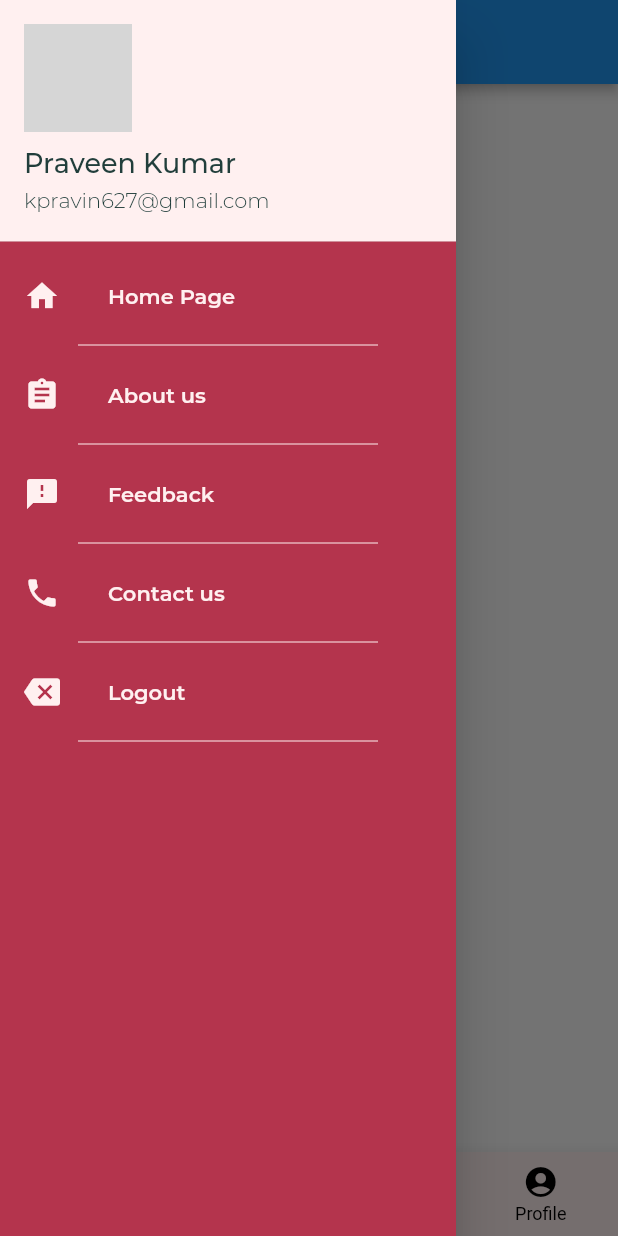
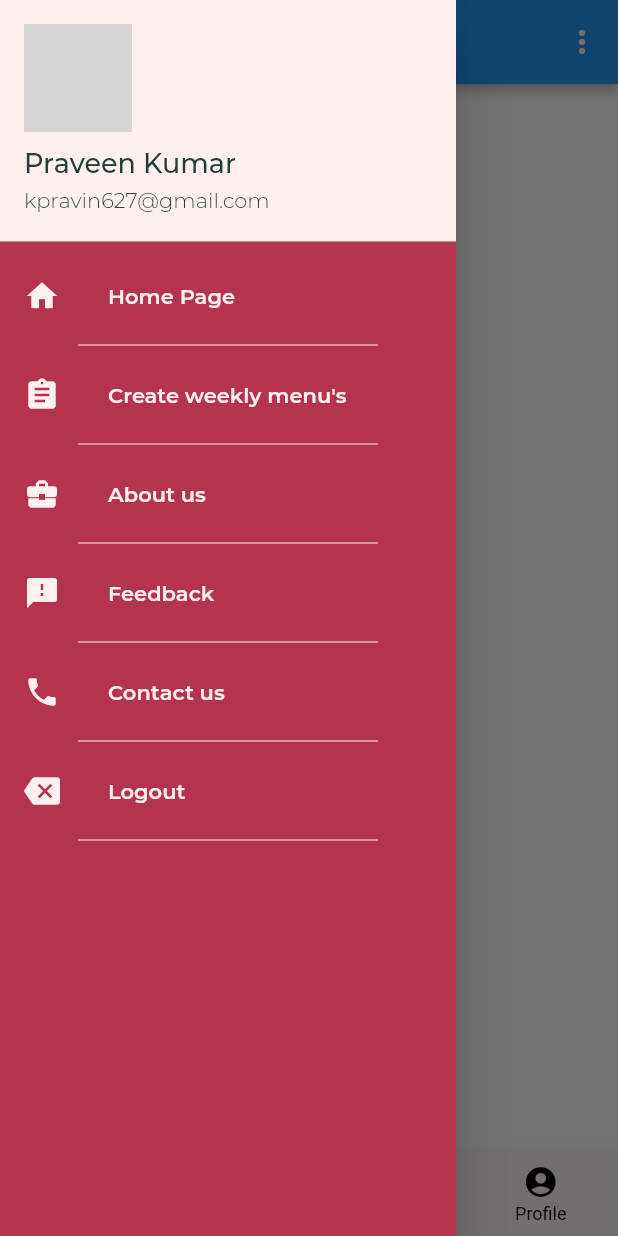
Before and after one commit to merajzaidi/meelesapp, a Flutter app: the screen it shows after launch, with the side drawer open, on a phone screen of 412 x 824 dp. Run offline on Flutter 3.47's test engine with Material 2 defaults, Android fonts, the light colour scheme and no system bars; network calls fail; grey boxes are pictures that could not be loaded.

Commit message:
sixthCommit-pk

```diff
--- a/lib/main.dart
+++ b/lib/main.dart
@@ -16,7 +16,10 @@ class MyApp extends StatelessWidget {
       theme: ThemeData.light().copyWith(
         primaryColor: kprimaryColor,
         appBarTheme: AppBarTheme(
-            centerTitle: true, elevation: 3.0, textTheme: ktextTheme),
+          centerTitle: true,
+          elevation: 3.0,
+          textTheme: ktextTheme,
+        ),
       ),
       home: HomepageOverviewScreen(),
     );
--- a/lib/screens/homeOverviewScreen.dart
+++ b/lib/screens/homeOverviewScreen.dart
@@ -1,12 +1,39 @@
 import 'package:flutter/material.dart';
+import 'package:meeles/constants/colorConstants.dart';
 import '../widgets/bottomNavigationBarHomePage.dart';
 import '../widgets/homeScreenDrawer.dart';
+import '../models/messDetails.dart';
 
 class HomepageOverviewScreen extends StatelessWidget {
+  void handleClick(String value) {
+    switch (value) {
+      case 'Logout':
+        break;
+      case 'Settings':
+        break;
+    }
+  }
+
   @override
   Widget build(BuildContext context) {
     return Scaffold(
       appBar: AppBar(
+        actionsIconTheme: IconThemeData(
+          color: kwhiteAlternateColor,
+        ),
+        actions: <Widget>[
+          PopupMenuButton<String>(
+            onSelected: handleClick,
+            itemBuilder: (BuildContext context) {
+              return {'Logout', 'Settings'}.map((String choice) {
+                return PopupMenuItem<String>(
+                  value: choice,
+                  child: Text(choice),
+                );
+              }).toList();
+            },
+          ),
+        ],
         title: Text(
           'Meeles',
           style: const TextStyle(
@@ -15,6 +42,10 @@ class HomepageOverviewScreen extends StatelessWidget {
         ),
       ),
       drawer: HomeScreenDrawer(),
-        bottomNavigationBar: NavigationBarBottom());
+      bottomNavigationBar: NavigationBarBottom(),
+      //  body: Form(
+      //    child: FormFiels,
+      //  ),
+    );
   }
 }
--- a/lib/widgets/bottomNavigationBarHomePage.dart
+++ b/lib/widgets/bottomNavigationBarHomePage.dart
@@ -27,17 +27,17 @@ class _NavigationBarBottomState extends State<NavigationBarBottom> {
           ),
         ),
         BottomNavigationBarItem(
-          icon: Icon(Icons.search),
+          icon: Icon(Icons.assignment),
           title: Text(
-            'Search',
+            "Menu's",
             style: TextStyle(
                 fontFamily: 'Montserrat', fontWeight: FontWeight.w600),
           ),
         ),
         BottomNavigationBarItem(
-          icon: Icon(Icons.settings),
+          icon: Icon(Icons.book),
           title: Text(
-            'settings',
+            'Bookings',
             style: TextStyle(
                 fontFamily: 'Montserrat', fontWeight: FontWeight.w600),
           ),
--- a/lib/widgets/homeScreenDrawer.dart
+++ b/lib/widgets/homeScreenDrawer.dart
@@ -22,9 +22,17 @@ class HomeScreenDrawer extends StatelessWidget {
               ),
             ),
             DrawerButtons(
+              buttonTitle: "Create weekly menu's",
+              buttonIcon: Icon(
+                Icons.assignment,
+                color: kwhiteAlternateColor,
+              ),
+              onPressed: () {},
+            ),
+            DrawerButtons(
               buttonTitle: 'About us',
               buttonIcon: Icon(
-                Icons.assignment,
+                Icons.business_center,
                 color: kwhiteAlternateColor,
               ),
               onPressed: () {},
```
Also changed, not shown: lib/models/messDetails.dart (added, +22 -0 lines). Lines whose indentation alone changed are shown as unchanged.
